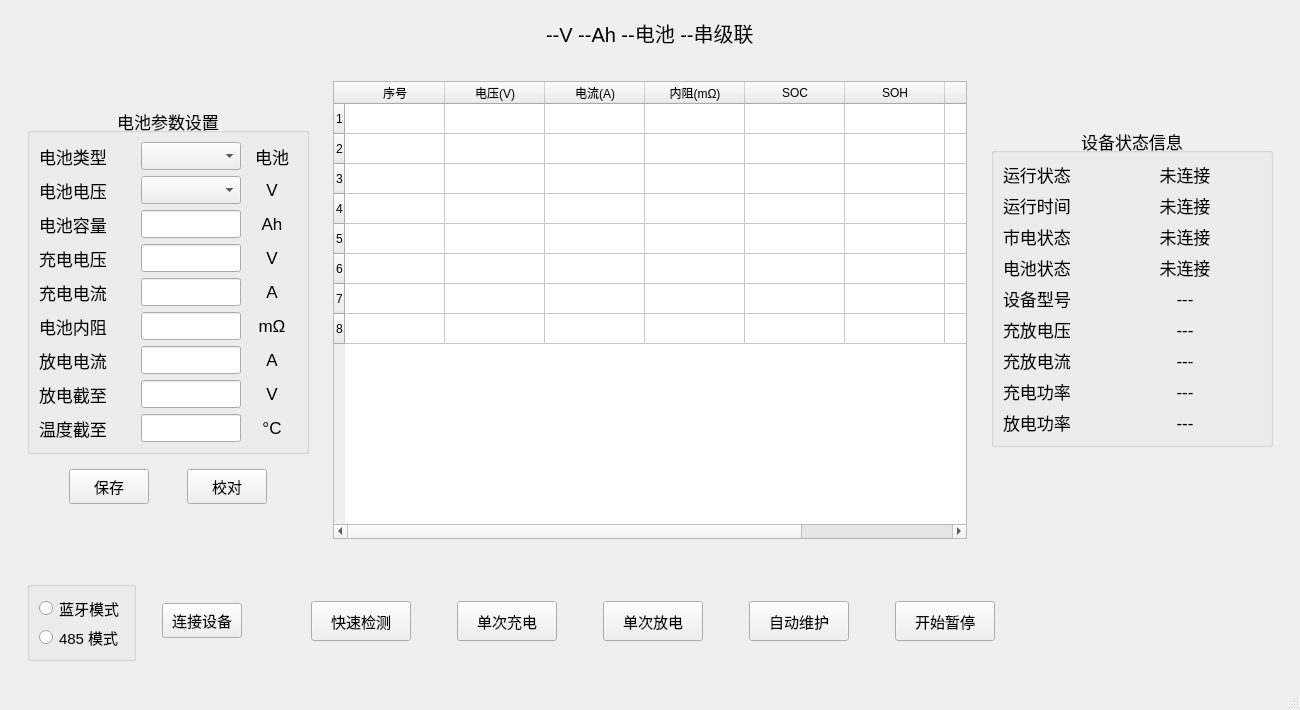
ryanwong1999/BatteryMaster_Qt, file mainwindow.ui: the form before one commit.
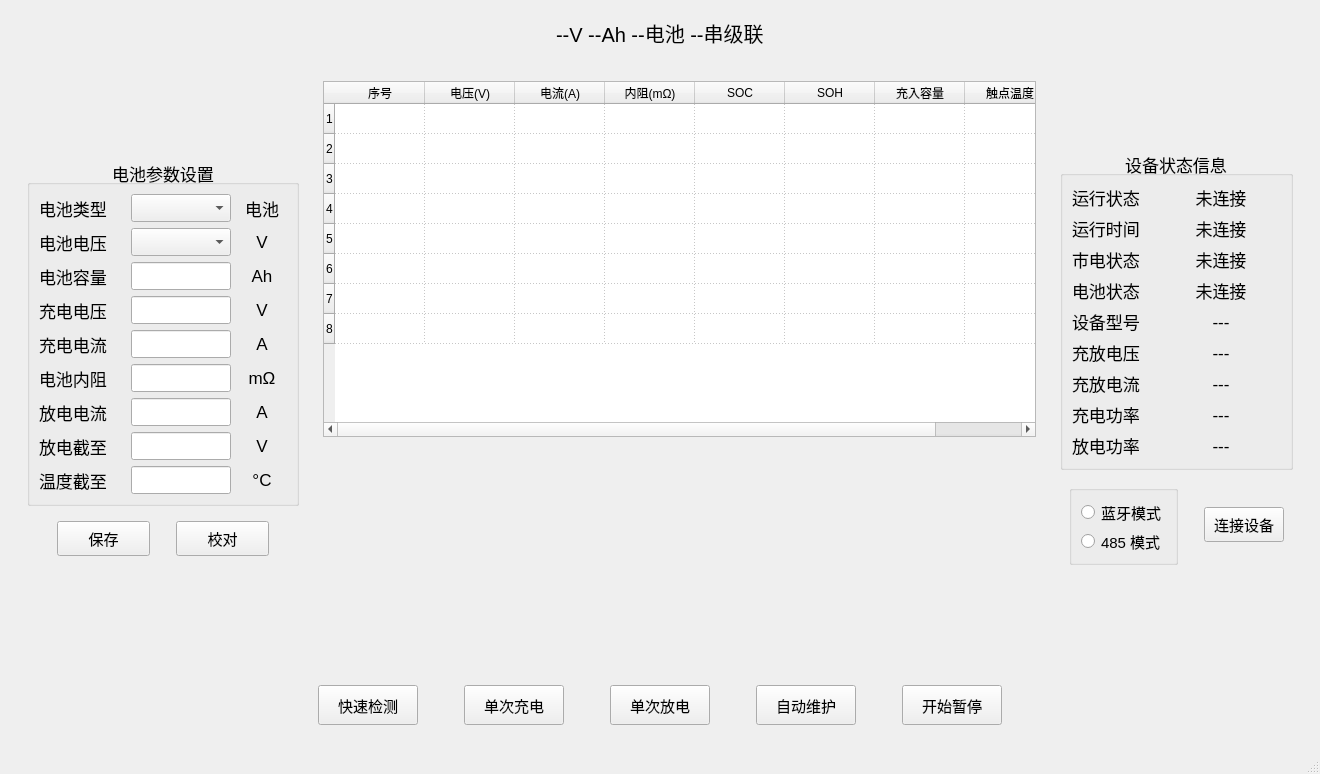
The form after the commit.

What changed in the file:
```diff
--- a/mainwindow.ui
+++ b/mainwindow.ui
@@ -6,13 +6,13 @@
    <rect>
     <x>0</x>
     <y>0</y>
-    <width>1300</width>
-    <height>710</height>
+    <width>1320</width>
+    <height>774</height>
    </rect>
   </property>
   <property name="minimumSize">
    <size>
-    <width>1300</width>
+    <width>1320</width>
     <height>710</height>
    </size>
   </property>
@@ -81,9 +81,15 @@
       <layout class="QHBoxLayout" name="horizontalLayout_5">
        <item>
         <widget class="QWidget" name="widget_6" native="true">
+         <property name="minimumSize">
+          <size>
+           <width>290</width>
+           <height>0</height>
+          </size>
+         </property>
          <property name="maximumSize">
           <size>
-           <width>300</width>
+           <width>290</width>
            <height>16777215</height>
           </size>
          </property>
@@ -136,7 +142,7 @@
                  </property>
                  <property name="minimumSize">
                   <size>
-                   <width>100</width>
+                   <width>90</width>
                    <height>0</height>
                   </size>
                  </property>
@@ -190,7 +196,7 @@
                  </property>
                  <property name="minimumSize">
                   <size>
-                   <width>100</width>
+                   <width>90</width>
                    <height>0</height>
                   </size>
                  </property>
@@ -357,7 +363,7 @@
                  </property>
                  <property name="minimumSize">
                   <size>
-                   <width>100</width>
+                   <width>90</width>
                    <height>0</height>
                   </size>
                  </property>
@@ -379,7 +385,7 @@
                  </property>
                  <property name="minimumSize">
                   <size>
-                   <width>100</width>
+                   <width>90</width>
                    <height>0</height>
                   </size>
                  </property>
@@ -426,7 +432,7 @@
                  </property>
                  <property name="minimumSize">
                   <size>
-                   <width>100</width>
+                   <width>90</width>
                    <height>0</height>
                   </size>
                  </property>
@@ -448,7 +454,7 @@
                  </property>
                  <property name="minimumSize">
                   <size>
-                   <width>100</width>
+                   <width>90</width>
                    <height>0</height>
                   </size>
                  </property>
@@ -483,7 +489,7 @@
                  </property>
                  <property name="minimumSize">
                   <size>
-                   <width>100</width>
+                   <width>90</width>
                    <height>0</height>
                   </size>
                  </property>
@@ -521,7 +527,7 @@
                  </property>
                  <property name="minimumSize">
                   <size>
-                   <width>100</width>
+                   <width>90</width>
                    <height>0</height>
                   </size>
                  </property>
@@ -543,7 +549,7 @@
                  </property>
                  <property name="minimumSize">
                   <size>
-                   <width>100</width>
+                   <width>90</width>
                    <height>0</height>
                   </size>
                  </property>
@@ -641,7 +647,7 @@
                </property>
                <property name="minimumSize">
                 <size>
-                 <width>0</width>
+                 <width>93</width>
                  <height>35</height>
                 </size>
                </property>
@@ -678,7 +684,7 @@
                </property>
                <property name="minimumSize">
                 <size>
-                 <width>0</width>
+                 <width>93</width>
                  <height>35</height>
                 </size>
                </property>
@@ -732,9 +738,30 @@
            <verstretch>0</verstretch>
           </sizepolicy>
          </property>
-         <layout class="QVBoxLayout" name="verticalLayout_5">
+         <layout class="QVBoxLayout" name="verticalLayout_8">
           <item>
            <widget class="QTableWidget" name="infoTable">
+            <property name="minimumSize">
+             <size>
+              <width>650</width>
+              <height>250</height>
+             </size>
+            </property>
+            <property name="gridStyle">
+             <enum>Qt::DotLine</enum>
+            </property>
+            <attribute name="horizontalHeaderMinimumSectionSize">
+             <number>80</number>
+            </attribute>
+            <attribute name="horizontalHeaderDefaultSectionSize">
+             <number>90</number>
+            </attribute>
+            <attribute name="horizontalHeaderHighlightSections">
+             <bool>false</bool>
+            </attribute>
+            <attribute name="verticalHeaderHighlightSections">
+             <bool>false</bool>
+            </attribute>
             <row>
              <property name="text">
               <string>1</string>
@@ -862,16 +889,28 @@
            </widget>
           </item>
           <item>
+           <widget class="QWidget" name="widget" native="true">
+            <property name="minimumSize">
+             <size>
+              <width>650</width>
+              <height>200</height>
+             </size>
+            </property>
+            <layout class="QVBoxLayout" name="verticalLayout_5">
+             <item>
            <layout class="QHBoxLayout" name="LayoutChart"/>
           </item>
          </layout>
         </widget>
        </item>
+         </layout>
+        </widget>
+       </item>
        <item>
         <widget class="QWidget" name="widget_9" native="true">
          <property name="minimumSize">
           <size>
-           <width>300</width>
+           <width>240</width>
            <height>0</height>
           </size>
          </property>
@@ -1178,44 +1217,6 @@
            </widget>
           </item>
           <item>
-           <spacer name="verticalSpacer_5">
-            <property name="orientation">
-             <enum>Qt::Vertical</enum>
-            </property>
-            <property name="sizeType">
-             <enum>QSizePolicy::Fixed</enum>
-            </property>
-            <property name="sizeHint" stdset="0">
-             <size>
-              <width>20</width>
-              <height>46</height>
-             </size>
-            </property>
-           </spacer>
-          </item>
-          <item>
-           <spacer name="verticalSpacer_3">
-            <property name="orientation">
-             <enum>Qt::Vertical</enum>
-            </property>
-            <property name="sizeHint" stdset="0">
-             <size>
-              <width>20</width>
-              <height>40</height>
-             </size>
-            </property>
-           </spacer>
-          </item>
-         </layout>
-        </widget>
-       </item>
-      </layout>
-     </widget>
-    </item>
-    <item>
-     <widget class="QWidget" name="widget_3" native="true">
-      <layout class="QHBoxLayout" name="horizontalLayout_4">
-       <item>
         <widget class="QWidget" name="widget_2" native="true">
          <layout class="QHBoxLayout" name="horizontalLayout_3">
           <item>
@@ -1325,8 +1326,33 @@
             </property>
            </widget>
           </item>
+            </layout>
+           </widget>
+          </item>
           <item>
-           <spacer name="horizontalSpacer_6">
+           <spacer name="verticalSpacer_3">
+            <property name="orientation">
+             <enum>Qt::Vertical</enum>
+            </property>
+            <property name="sizeHint" stdset="0">
+             <size>
+              <width>20</width>
+              <height>40</height>
+             </size>
+            </property>
+           </spacer>
+          </item>
+         </layout>
+        </widget>
+       </item>
+      </layout>
+     </widget>
+    </item>
+    <item>
+     <widget class="QWidget" name="widget_3" native="true">
+      <layout class="QHBoxLayout" name="horizontalLayout_4">
+       <item>
+        <spacer name="horizontalSpacer_13">
             <property name="orientation">
              <enum>Qt::Horizontal</enum>
             </property>
@@ -1337,9 +1363,6 @@
              </size>
             </property>
            </spacer>
-          </item>
-         </layout>
-        </widget>
        </item>
        <item>
         <widget class="QWidget" name="ButtonWidget" native="true">
```
Left out of the diff: 272 changed lines with no effect on the pictures. Lines whose indentation alone changed are shown as unchanged.
